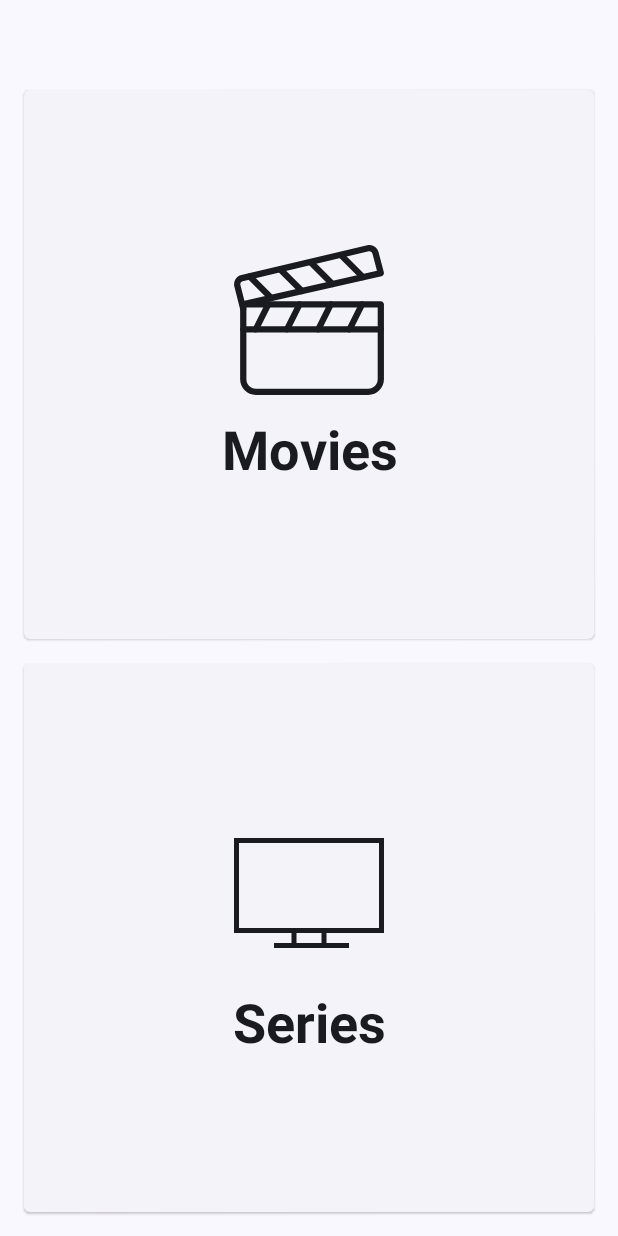
After one commit to Pro-55/OMDbKMP, an Android app built with Jetpack Compose: the composable HomeView shown on its own in the app's theme, on a phone screen of 412 x 824 dp. The commit adds this screen. Run offline under Robolectric (Android 15) with nearby library versions, the phone set to English and light mode, and no system bars.

Commit message:
update: home changes [android]
1. home screen ui + view model added
2. icons added
3. strings added
4. di changes

```diff
--- a/androidApp/src/main/java/com/papslabs/omdb_kmp/android/di/ViewModelModule.kt
+++ b/androidApp/src/main/java/com/papslabs/omdb_kmp/android/di/ViewModelModule.kt
@@ -1,6 +1,7 @@
 package com.papslabs.omdb_kmp.android.di
 
 import com.papslabs.omdb_kmp.android.ui.authentication.SignUpViewModel
+import com.papslabs.omdb_kmp.android.ui.home.HomeViewModel
 import com.papslabs.omdb_kmp.android.ui.router.RouterViewModel
 import org.koin.androidx.viewmodel.dsl.viewModelOf
 import org.koin.dsl.module
@@ -8,4 +9,5 @@ import org.koin.dsl.module
 val viewModelModule = module {
     viewModelOf(::RouterViewModel)
     viewModelOf(::SignUpViewModel)
+    viewModelOf(::HomeViewModel)
 }
--- /dev/null
+++ b/androidApp/src/main/java/com/papslabs/omdb_kmp/android/domain/state/HomeScreenState.kt
@@ -0,0 +1,8 @@
+package com.papslabs.omdb_kmp.android.domain.state
+
+import com.papslabs.omdb_kmp.domain.model.User
+
+data class HomeScreenState(
+    val greeting: String = "",
+    val user: User? = null
+)
--- /dev/null
+++ b/androidApp/src/main/java/com/papslabs/omdb_kmp/android/ui/home/ContentTypeCard.kt
@@ -0,0 +1,64 @@
+package com.papslabs.omdb_kmp.android.ui.home
+
+import androidx.compose.foundation.layout.Arrangement
+import androidx.compose.foundation.layout.Column
+import androidx.compose.foundation.layout.Spacer
+import androidx.compose.foundation.layout.fillMaxSize
+import androidx.compose.foundation.layout.fillMaxWidth
+import androidx.compose.foundation.layout.height
+import androidx.compose.foundation.layout.padding
+import androidx.compose.foundation.layout.size
+import androidx.compose.material3.ElevatedCard
+import androidx.compose.material3.Icon
+import androidx.compose.material3.MaterialTheme
+import androidx.compose.material3.Text
+import androidx.compose.runtime.Composable
+import androidx.compose.ui.Alignment
+import androidx.compose.ui.Modifier
+import androidx.compose.ui.graphics.painter.Painter
+import androidx.compose.ui.text.font.FontWeight
+import androidx.compose.ui.text.style.TextAlign
+import androidx.compose.ui.unit.dp
+
+@Composable
+fun ContentTypeCard(
+    modifier: Modifier = Modifier,
+    icon: Painter,
+    label: String,
+    contentDescription: String,
+    onClick: () -> Unit
+) {
+    ElevatedCard(
+        modifier = modifier
+            .fillMaxWidth(),
+        shape = MaterialTheme.shapes.small,
+        onClick = onClick
+    ) {
+        Column(
+            modifier = Modifier
+                .fillMaxSize()
+                .padding(all = 16.dp),
+            verticalArrangement = Arrangement.Center,
+            horizontalAlignment = Alignment.CenterHorizontally
+        ) {
+            Icon(
+                modifier = Modifier
+                    .size(size = 100.dp),
+                painter = icon,
+                contentDescription = contentDescription
+            )
+            Spacer(
+                modifier = Modifier
+                    .height(height = 16.dp)
+            )
+            Text(
+                text = label,
+                maxLines = 2,
+                style = MaterialTheme.typography.displaySmall.copy(
+                    fontWeight = FontWeight.Bold,
+                    textAlign = TextAlign.Center
+                )
+            )
+        }
+    }
+}
--- /dev/null
+++ b/androidApp/src/main/java/com/papslabs/omdb_kmp/android/ui/home/HomeView.kt
@@ -0,0 +1,94 @@
+package com.papslabs.omdb_kmp.android.ui.home
+
+import android.annotation.SuppressLint
+import androidx.compose.foundation.layout.Column
+import androidx.compose.foundation.layout.Spacer
+import androidx.compose.foundation.layout.fillMaxSize
+import androidx.compose.foundation.layout.fillMaxWidth
+import androidx.compose.foundation.layout.height
+import androidx.compose.foundation.layout.padding
+import androidx.compose.material3.MaterialTheme
+import androidx.compose.material3.Scaffold
+import androidx.compose.material3.SnackbarHost
+import androidx.compose.material3.SnackbarHostState
+import androidx.compose.material3.Text
+import androidx.compose.runtime.Composable
+import androidx.compose.runtime.remember
+import androidx.compose.ui.Modifier
+import androidx.compose.ui.res.painterResource
+import androidx.compose.ui.res.stringResource
+import androidx.compose.ui.text.font.FontWeight
+import androidx.compose.ui.unit.dp
+import com.papslabs.omdb_kmp.android.R
+import com.papslabs.omdb_kmp.android.domain.state.HomeScreenState
+import com.papslabs.omdb_kmp.android.theme.OMDbKmpTheme
+import com.papslabs.omdb_kmp.android.util.PhoneLightPreview
+
+@SuppressLint("UnusedMaterial3ScaffoldPaddingParameter")
+@Composable
+fun HomeView(
+    snackbarHostState: SnackbarHostState,
+    state: HomeScreenState,
+    onMovieSelected: () -> Unit,
+    onSeriesSelected: () -> Unit
+) {
+    Scaffold(
+        snackbarHost = { SnackbarHost(hostState = snackbarHostState) }
+    ) {
+        Column(
+            modifier = Modifier
+                .fillMaxSize()
+                .padding(all = 16.dp)
+        ) {
+            Text(
+                modifier = Modifier
+                    .fillMaxWidth(),
+                text = state.greeting,
+                maxLines = 1,
+                style = MaterialTheme.typography.titleLarge.copy(
+                    fontWeight = FontWeight.Bold
+                )
+            )
+            Spacer(
+                modifier = Modifier
+                    .height(height = 16.dp)
+            )
+            ContentTypeCard(
+                modifier = Modifier
+                    .weight(weight = 1.0F),
+                icon = painterResource(id = R.drawable.ic_movies),
+                label = stringResource(id = R.string.label_movies),
+                contentDescription = stringResource(id = R.string.cd_movies),
+                onClick = onMovieSelected
+            )
+            Spacer(
+                modifier = Modifier
+                    .height(height = 16.dp)
+            )
+            ContentTypeCard(
+                modifier = Modifier
+                    .weight(weight = 1.0F),
+                icon = painterResource(id = R.drawable.ic_series),
+                label = stringResource(id = R.string.label_series),
+                contentDescription = stringResource(id = R.string.cd_series),
+                onClick = onSeriesSelected
+            )
+        }
+    }
+}
+
+@PhoneLightPreview
+@Composable
+fun HomeViewPreview() {
+    OMDbKmpTheme {
+        val snackbarHostState = remember { SnackbarHostState() }
+        HomeView(
+            snackbarHostState = snackbarHostState,
+            state = HomeScreenState(
+                greeting = "Hello there!"
+            ),
+            onMovieSelected = {},
+            onSeriesSelected = {}
+        )
+    }
+}
--- /dev/null
+++ b/androidApp/src/main/res/drawable/ic_movies.xml
@@ -0,0 +1,39 @@
+<vector xmlns:android="http://schemas.android.com/apk/res/android"
+    android:width="24dp"
+    android:height="24dp"
+    android:viewportWidth="511.81"
+    android:viewportHeight="511.81">
+    <path
+        android:fillColor="@android:color/black"
+        android:pathData="M500.94,191.81H31.606c-5.888,0 -10.667,4.779 -10.667,10.667v256c0,29.397 23.915,53.333 53.333,53.333h384c29.419,0 53.333,-23.936 53.333,-53.333v-256C511.606,196.588 506.828,191.81 500.94,191.81zM490.273,458.476c0,17.643 -14.357,32 -32,32h-384c-17.643,0 -32,-14.357 -32,-32V213.143h448V458.476z" />
+    <path
+        android:fillColor="@android:color/black"
+        android:pathData="M511.265,93.1L493.11,24.215C488.929,7.468 471.82,-3.049 454.86,0.791L25.078,102.764c-8.448,1.92 -15.595,7.061 -20.139,14.443c-4.544,7.381 -5.888,16.085 -3.755,24.533l20.096,79.445c1.195,4.821 5.547,8.043 10.325,8.043c0.853,0 1.728,-0.085 2.645,-0.32c5.696,-1.429 9.152,-7.232 7.701,-12.949l-1.173,-4.629l462.528,-105.088c2.816,-0.661 5.269,-2.411 6.763,-4.885C511.585,98.882 511.99,95.895 511.265,93.1zM35.553,190.636l-13.696,-54.08c-0.704,-2.816 -0.235,-5.717 1.259,-8.192c1.515,-2.453 3.904,-4.16 6.805,-4.843L459.702,21.57c0.768,-0.192 1.557,-0.277 2.325,-0.277c4.779,0 9.195,3.285 10.411,8.213l15.381,58.347L35.553,190.636z" />
+    <path
+        android:fillColor="@android:color/black"
+        android:pathData="M121.718,192.919c-5.291,-2.581 -11.648,-0.491 -14.336,4.779l-42.667,85.333c-2.624,5.269 -0.491,11.669 4.779,14.315c1.557,0.768 3.179,1.131 4.779,1.131c3.904,0 7.68,-2.155 9.557,-5.909l42.667,-85.333C129.121,201.964 126.987,195.564 121.718,192.919z" />
+    <path
+        android:fillColor="@android:color/black"
+        android:pathData="M228.364,192.919c-5.269,-2.581 -11.669,-0.491 -14.315,4.779l-42.667,85.333c-2.624,5.269 -0.491,11.669 4.779,14.315c1.557,0.768 3.179,1.131 4.779,1.131c3.904,0 7.68,-2.155 9.536,-5.909l42.667,-85.333C235.766,201.964 233.633,195.564 228.364,192.919z" />
+    <path
+        android:fillColor="@android:color/black"
+        android:pathData="M335.03,192.919c-5.248,-2.581 -11.648,-0.491 -14.315,4.779l-42.667,85.333c-2.624,5.269 -0.491,11.669 4.779,14.315c1.557,0.768 3.179,1.131 4.779,1.131c3.904,0 7.68,-2.155 9.536,-5.909l42.667,-85.333C342.433,201.964 340.299,195.564 335.03,192.919z" />
+    <path
+        android:fillColor="@android:color/black"
+        android:pathData="M441.697,192.919c-5.291,-2.581 -11.648,-0.491 -14.315,4.779l-42.667,85.333c-2.624,5.269 -0.491,11.669 4.779,14.315c1.557,0.768 3.179,1.131 4.779,1.131c3.904,0 7.68,-2.155 9.536,-5.909l42.667,-85.333C449.099,201.964 446.966,195.564 441.697,192.919z" />
+    <path
+        android:fillColor="@android:color/black"
+        android:pathData="M500.94,277.143H31.606c-5.888,0 -10.667,4.779 -10.667,10.667s4.779,10.667 10.667,10.667H500.94c5.909,0 10.667,-4.779 10.667,-10.667S506.828,277.143 500.94,277.143z" />
+    <path
+        android:fillColor="@android:color/black"
+        android:pathData="M134.753,173.186L61.281,99.714c-4.16,-4.16 -10.923,-4.16 -15.083,0c-4.16,4.16 -4.16,10.923 0,15.083l73.472,73.493c2.091,2.069 4.821,3.115 7.552,3.115c2.731,0 5.461,-1.045 7.531,-3.136C138.913,184.108 138.913,177.346 134.753,173.186z" />
+    <path
+        android:fillColor="@android:color/black"
+        android:pathData="M239.115,149.484L165.58,76.012c-4.16,-4.16 -10.923,-4.16 -15.083,0c-4.16,4.16 -4.16,10.923 0,15.083l73.515,73.472c2.091,2.069 4.821,3.115 7.552,3.115c2.731,0 5.461,-1.045 7.552,-3.115C243.276,160.407 243.276,153.644 239.115,149.484z" />
+    <path
+        android:fillColor="@android:color/black"
+        android:pathData="M343.393,125.783L269.985,52.29c-4.16,-4.16 -10.923,-4.16 -15.083,0c-4.16,4.16 -4.16,10.923 0,15.083l73.408,73.493c2.091,2.069 4.821,3.115 7.552,3.115s5.461,-1.024 7.531,-3.115C347.553,136.706 347.553,129.943 343.393,125.783z" />
+    <path
+        android:fillColor="@android:color/black"
+        android:pathData="M447.628,102.103L374.198,28.61c-4.16,-4.16 -10.923,-4.16 -15.083,0c-4.16,4.16 -4.16,10.923 0,15.083l73.429,73.493c2.091,2.069 4.821,3.115 7.552,3.115s5.461,-1.045 7.531,-3.115C451.788,113.026 451.788,106.263 447.628,102.103z" />
+</vector>
--- /dev/null
+++ b/androidApp/src/main/res/drawable/ic_series.xml
@@ -0,0 +1,9 @@
+<vector xmlns:android="http://schemas.android.com/apk/res/android"
+    android:width="24dp"
+    android:height="24dp"
+    android:viewportWidth="480"
+    android:viewportHeight="480">
+    <path
+        android:fillColor="@android:color/black"
+        android:pathData="M480,368V64H0v304h184v32h-56v16h240v-16h-72v-32H480zM280,400h-80v-32h80V400zM16,352V80h448v272H16z" />
+</vector>
--- a/androidApp/src/main/res/values/strings.xml
+++ b/androidApp/src/main/res/values/strings.xml
@@ -1,9 +1,17 @@
 <resources>
     <string name="app_name">OMDb</string>
+
+    <string name="label_movies">Movies</string>
+    <string name="label_series">Series</string>
+    <string name="label_episodes">Episodes</string>
 
     <string name="hint_first_name">First Name</string>
     <string name="hint_last_name">Last Name</string>
     <string name="hint_email">Email</string>
 
     <string name="btn_save">Save</string>
+
+    <string name="cd_movies">Movies</string>
+    <string name="cd_series">Series</string>
+    <string name="cd_episodes">Episodes</string>
 </resources>
```
Also changed, not shown: androidApp/src/main/java/com/papslabs/omdb_kmp/android/framework/navigation/nav_graph/AppNavGraph.kt (+4 -8 lines), androidApp/src/main/java/com/papslabs/omdb_kmp/android/ui/home/HomeScreen.kt (added, +21 -0 lines), androidApp/src/main/java/com/papslabs/omdb_kmp/android/ui/home/HomeViewModel.kt (added, +69 -0 lines), androidApp/src/main/res/drawable/ic_episodes.xml (added, +33 -0 lines).
